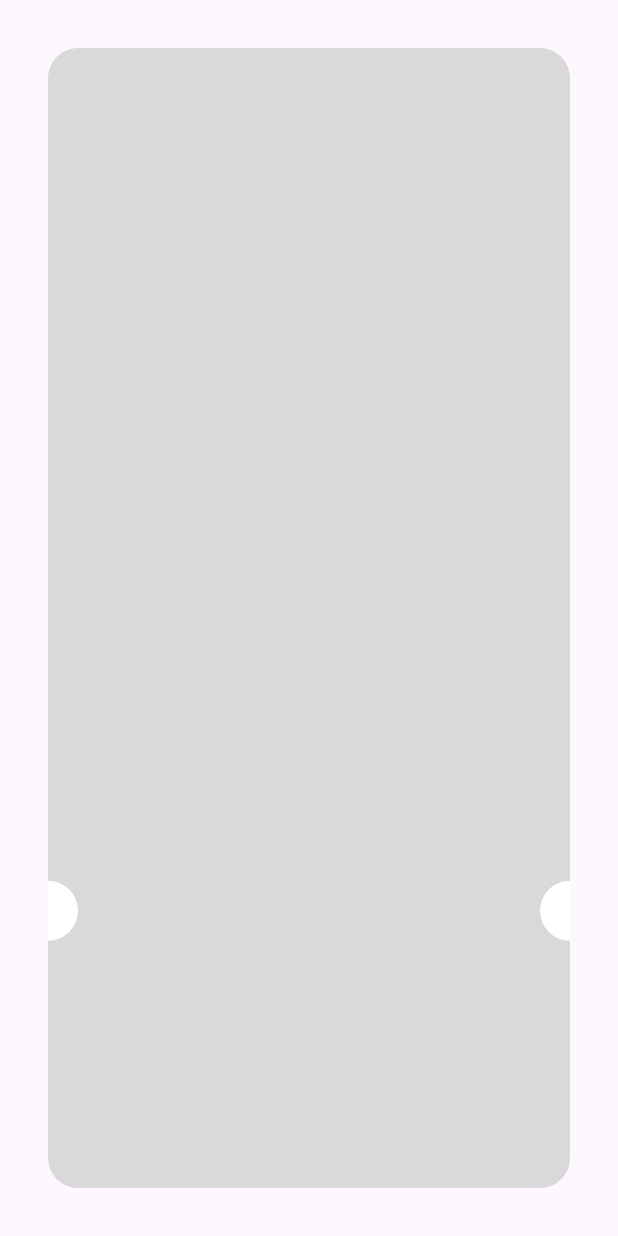
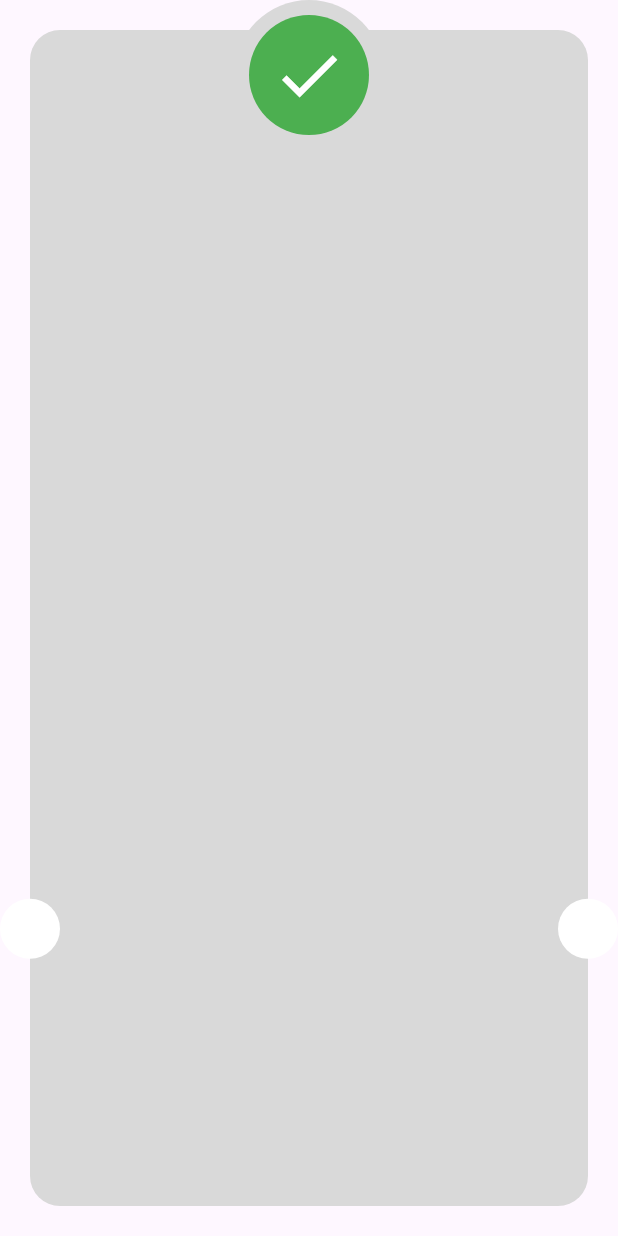
Before and after one commit to mhussien1102/checkout_app, a Flutter app: the ThankYouView screen opened directly, on a phone screen of 412 x 824 dp. Run offline on Flutter 3.47's test engine with Material 3 defaults, Android fonts, the light colour scheme and no system bars; our stand-ins replace flutter_credit_card, flutter_svg.

Commit message:
end the Custom shaped container

```diff
--- a/lib/features/checkout/presentation/views/widgets/thank_you_view_body.dart
+++ b/lib/features/checkout/presentation/views/widgets/thank_you_view_body.dart
@@ -6,8 +6,9 @@ class ThankYouViewBody extends StatelessWidget {
   @override
   Widget build(BuildContext context) {
     return Padding(
-      padding: const EdgeInsets.all(32),
+      padding: const EdgeInsets.all(20),
       child: Stack(
+        clipBehavior: Clip.none,
         children: [
           Container(
             decoration: ShapeDecoration(
@@ -27,6 +28,20 @@ class ThankYouViewBody extends StatelessWidget {
             right: -20,
             child: CircleAvatar(backgroundColor: Colors.white),
           ),
+          Positioned(
+            left: 0,
+            right: 0,
+            top: -20,
+            child: CircleAvatar(
+              backgroundColor: Color(0xffD9D9D9),
+              radius: 50,
+              child: CircleAvatar(
+                radius: 40,
+                backgroundColor: Colors.green,
+                child: Icon(Icons.check, color: Colors.white, size: 50),
+              ),
+            ),
+          ),
         ],
       ),
     );
```
